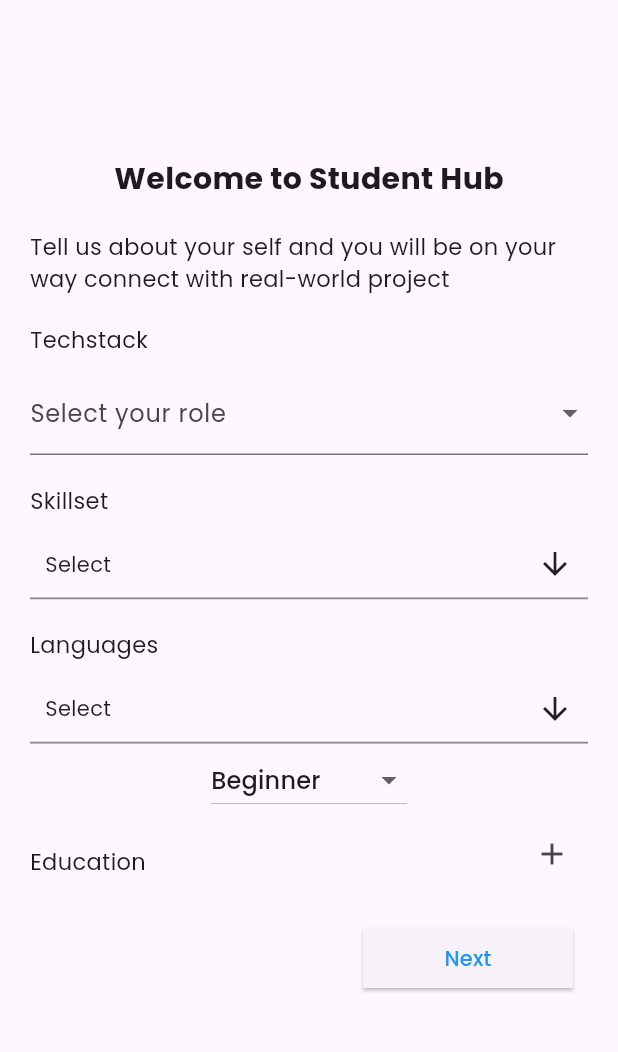
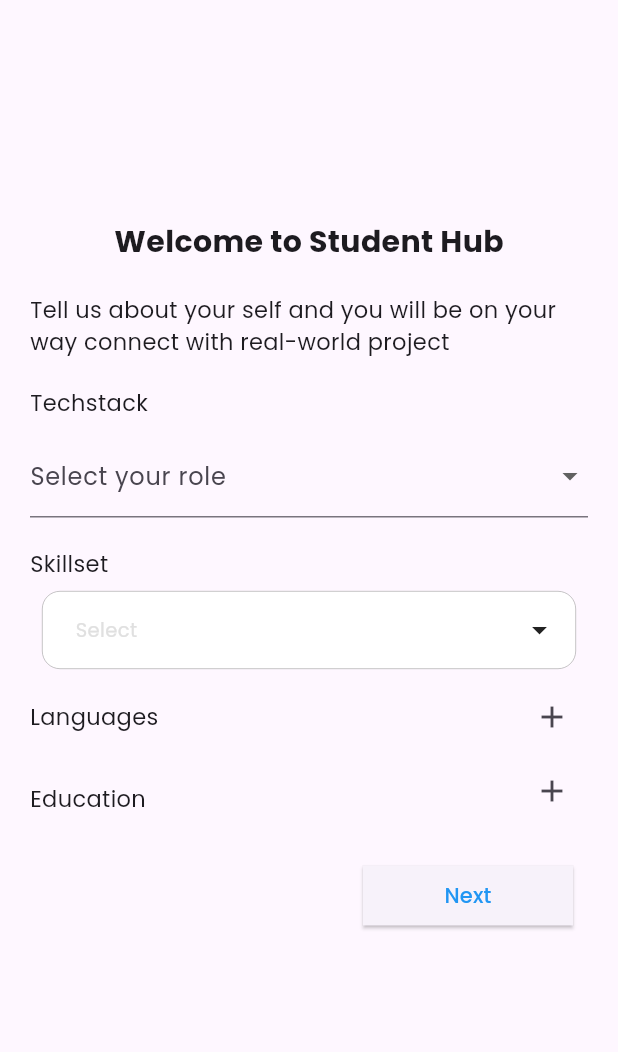
Before and after one commit to vinhhien1012001/Mobile_FinalProject, a Flutter app: the StudentProfileInputPage screen opened directly, on a phone screen of 412 x 824 dp, the part 84-1136 px from its top. Run offline on Flutter 3.47's test engine with Material 3 defaults, Android fonts, the phone set to English and light mode, and no system bars; drawn by our look-alikes of multi_dropdown, multi_select_flutter; our stand-ins replace equatable, flutter_secure_storage, freezed_annotation, hooks_riverpod, riverpod_annotation; accounts and stored records are empty; generated files the repository leaves out were written again; network calls fail.

Commit message:
feat: profile input for student

```diff
--- a/lib/pages/profile_pages/student_profile_input.dart
+++ b/lib/pages/profile_pages/student_profile_input.dart
@@ -1,7 +1,7 @@
 import 'package:final_project_mobile/pages/profile_pages/student_profile_experiences.dart';
 import 'package:final_project_mobile/pages/switch_account.dart';
+import 'package:final_project_mobile/widgets/custom_multiselect.dart';
 import 'package:flutter/material.dart';
-import 'package:multi_select_flutter/multi_select_flutter.dart';
 
 class Skill {
   final int id;
@@ -27,8 +27,6 @@ class _EducationInputState extends State<EducationInput> {
   final _formKey = GlobalKey<FormState>();
   String _schoolType = 'Primary';
   String _schoolName = '';
-  final String _studyTime = '';
-
   int currentYear = DateTime.now().year;
   List<int> yearList = [];
 
@@ -44,16 +42,24 @@ class _EducationInputState extends State<EducationInput> {
     showDialog(
       context: context,
       builder: (context) {
+        return StatefulBuilder(
+          builder: (BuildContext context, StateSetter setState) {
             return AlertDialog(
+              contentPadding: const EdgeInsets.all(16),
               title: const Text('Add School'),
-          content: Form(
+              content: SizedBox(
+                width: MediaQuery.of(context).size.width * 0.9,
+                height: MediaQuery.of(context).size.height * 0.3,
+                child: Form(
                   key: _formKey,
                   child: Column(
                     children: [
                       DropdownButton<String>(
                         value: _schoolType,
                         onChanged: (String? newValue) {
+                          setState(() {
                             _schoolType = newValue!;
+                          });
                         },
                         items: _schoolTypes
                             .map<DropdownMenuItem<String>>((String value) {
@@ -64,7 +70,11 @@ class _EducationInputState extends State<EducationInput> {
                         }).toList(),
                       ),
                       TextFormField(
-                  onChanged: (value) => _schoolName = value,
+                        onChanged: (value) {
+                          setState(() {
+                            _schoolName = value;
+                          });
+                        },
                         decoration: const InputDecoration(
                           labelText: 'School Name',
                         ),
@@ -85,9 +95,14 @@ class _EducationInputState extends State<EducationInput> {
                             child: DropdownButton<int>(
                               value: startYear,
                               onChanged: (int? newValue) {
-                          startYear = newValue!;
+                                if (newValue! <= endYear) {
+                                  setState(() {
+                                    startYear = newValue;
+                                  });
+                                }
                               },
-                        items: yearList.map<DropdownMenuItem<int>>((int value) {
+                              items: yearList
+                                  .map<DropdownMenuItem<int>>((int value) {
                                 return DropdownMenuItem<int>(
                                   value: value,
                                   child: Text(value.toString()),
@@ -113,12 +128,14 @@ class _EducationInputState extends State<EducationInput> {
                             child: DropdownButton<int>(
                               value: endYear,
                               onChanged: (int? newValue) {
-                          endYear = newValue!;
+                                if (newValue! >= startYear) {
                                   setState(() {
                                     endYear = newValue;
                                   });
+                                }
                               },
-                        items: yearList.map<DropdownMenuItem<int>>((int value) {
+                              items: yearList
+                                  .map<DropdownMenuItem<int>>((int value) {
                                 return DropdownMenuItem<int>(
                                   value: value,
                                   child: Text(value.toString()),
@@ -128,26 +145,15 @@ class _EducationInputState extends State<EducationInput> {
                           ),
                         ],
                       ),
-                // DropdownButton<int>(
-                //   value: endYear,
-                //   onChanged: (int? newValue) {
-                //     endYear = newValue!;
-                //   },
-                //   items: yearList.map<DropdownMenuItem<int>>((int value) {
-                //     return DropdownMenuItem<int>(
-                //       value: value,
-                //       child: Text(value.toString()),
-                //     );
-                //   }).toList(),
-                // ),
                     ],
+                  ),
                 ),
               ),
               actions: [
                 TextButton(
                   onPressed: () {
                     if (_formKey.currentState!.validate()) {
-                  setState(() {
+                      this.setState(() {
                         _schools.add({
                           'type': _schoolType,
                           'name': _schoolName,
@@ -160,6 +166,8 @@ class _EducationInputState extends State<EducationInput> {
                   child: const Text('Save'),
                 ),
               ],
+            );
+          },
         );
       },
     );
@@ -206,45 +214,15 @@ class _EducationInputState extends State<EducationInput> {
   }
 }
 
-void main() {
-  runApp(const StudentProfileInputPage());
+class LanguageInput extends StatefulWidget {
+  const LanguageInput({super.key});
+
+  @override
+  _LanguageInputState createState() => _LanguageInputState();
 }
 
-class StudentProfileInputPage extends StatefulWidget {
-  const StudentProfileInputPage({super.key});
-
-  @override
-  State<StudentProfileInputPage> createState() => StudentProfileInputState();
-}
-
-class StudentProfileInputState extends State<StudentProfileInputPage> {
-  static final List<Skill> _skills = [
-    Skill(id: 1, name: 'iOS Development'),
-    Skill(id: 2, name: 'C'),
-    Skill(id: 3, name: 'Java'),
-    Skill(id: 4, name: 'Kubernetes'),
-    Skill(id: 5, name: 'PostgreSQL'),
-    Skill(id: 6, name: 'Redis'),
-    Skill(id: 7, name: 'Android'),
-    Skill(id: 8, name: 'Node.js'),
-    Skill(id: 9, name: 'Objective-C'),
-    Skill(id: 10, name: 'React Native'),
-    Skill(id: 11, name: 'Microservices'),
-    Skill(id: 12, name: 'Socket.io'),
-    Skill(id: 13, name: 'AWS'),
-    Skill(id: 14, name: 'React'),
-    Skill(id: 15, name: 'Git'),
-    Skill(id: 16, name: 'WebScrape'),
-    // Add all your skills here
-  ];
-
-  final _items = _skills
-      .map((skill) => MultiSelectItem<Skill>(skill, skill.name))
-      .toList();
-
-  List<Skill> _selectedSkills = [];
-  final _multiSelectKey = GlobalKey<FormFieldState>();
-
+class _LanguageInputState extends State<LanguageInput> {
+  final _languageLevels = ['Beginner', 'Intermediate', 'Advanced', 'Native'];
   final _languages = [
     'English',
     'Spanish',
@@ -264,11 +242,171 @@ class StudentProfileInputState extends State<StudentProfileInputPage> {
     'Danish',
     'Vietnamese',
     // Add all your languages here
-  ].map((language) => MultiSelectItem<String>(language, language)).toList();
+  ];
+  String _languageLevel = 'Beginner';
+  String _language = 'Vietnamese';
+  final _selectedLanguages = <Map<String, String>>[];
+  final _formKey = GlobalKey<FormState>();
 
-  List<String> _selectedLanguages = [];
-  String _selectedProficiency = 'Beginner';
+  // void _addLanguage() {}
 
+  void _addLanguage() {
+    showDialog(
+      context: context,
+      builder: (context) {
+        return StatefulBuilder(
+          builder: (BuildContext context, StateSetter setState) {
+            return AlertDialog(
+              contentPadding: const EdgeInsets.all(16),
+              title: const Text('Add Language'),
+              content: SizedBox(
+                width: MediaQuery.of(context).size.width * 0.9,
+                height: MediaQuery.of(context).size.height * 0.3,
+                child: Form(
+                  key: _formKey,
+                  child: Column(
+                    children: [
+                      Column(
+                        children: [
+                          const Padding(
+                            padding:
+                                EdgeInsets.only(bottom: 10, top: 5, right: 15),
+                            child: Align(
+                              alignment: Alignment.centerLeft,
+                              child: Text(
+                                'Language:',
+                                style: TextStyle(
+                                    fontSize: 17, fontWeight: FontWeight.w500),
+                              ),
+                            ),
+                          ),
+                          DropdownButton<String>(
+                            value: _language,
+                            onChanged: (String? newValue) {
+                              setState(() {
+                                _language = newValue!;
+                              });
+                            },
+                            items: _languages
+                                .map<DropdownMenuItem<String>>((String value) {
+                              return DropdownMenuItem<String>(
+                                value: value,
+                                child: Text(value),
+                              );
+                            }).toList(),
+                          ),
+                        ],
+                      ),
+                      Column(
+                        children: [
+                          const Padding(
+                            padding:
+                                EdgeInsets.only(bottom: 10, top: 5, right: 15),
+                            child: Align(
+                              alignment: Alignment.centerLeft,
+                              child: Text(
+                                'Level:',
+                                style: TextStyle(
+                                    fontSize: 17, fontWeight: FontWeight.w500),
+                              ),
+                            ),
+                          ),
+                          DropdownButton<String>(
+                            value: _languageLevel,
+                            onChanged: (String? newValue) {
+                              setState(() {
+                                _languageLevel = newValue!;
+                              });
+                            },
+                            items: _languageLevels
+                                .map<DropdownMenuItem<String>>((String value) {
+                              return DropdownMenuItem<String>(
+                                value: value,
+                                child: Text(value),
+                              );
+                            }).toList(),
+                          ),
+                        ],
+                      ),
+                    ],
+                  ),
+                ),
+              ),
+              actions: [
+                TextButton(
+                  onPressed: () {
+                    if (_formKey.currentState!.validate()) {
+                      this.setState(() {
+                        _selectedLanguages.add({
+                          'level': _languageLevel,
+                          'name': _language,
+                        });
+                      });
+                      Navigator.of(context).pop();
+                    }
+                  },
+                  child: const Text('Save'),
+                ),
+              ],
+            );
+          },
+        );
+      },
+    );
+  }
+
+  @override
+  Widget build(BuildContext context) {
+    return Column(
+      children: [
+        Row(
+          mainAxisAlignment: MainAxisAlignment.spaceBetween,
+          children: [
+            const Padding(
+              padding: EdgeInsets.only(bottom: 0, top: 0),
+              child: Align(
+                alignment: Alignment.centerLeft,
+                child: Text(
+                  'Languages',
+                  style: TextStyle(
+                    fontSize: 15,
+                  ),
+                ),
+              ),
+            ),
+            IconButton(
+              onPressed: _addLanguage,
+              icon: const Icon(Icons.add_outlined),
+            ),
+          ],
+        ),
+        ListView.builder(
+          shrinkWrap: true,
+          itemCount: _selectedLanguages.length,
+          itemBuilder: (context, index) {
+            return ListTile(
+              title: Text(_selectedLanguages[index]['name']!),
+              subtitle: Text('${_selectedLanguages[index]['level']}'),
+            );
+          },
+        ),
+      ],
+    );
+  }
+}
+
+void main() {
+  runApp(const StudentProfileInputPage());
+}
+
+class StudentProfileInputPage extends StatefulWidget {
+  const StudentProfileInputPage({super.key});
+
+  @override
+  State<StudentProfileInputPage> createState() => StudentProfileInputState();
+}
+
+class StudentProfileInputState extends State<StudentProfileInputPage> {
   AppBar appBar(BuildContext context) {
     return AppBar(
       title: const Text('StudentHub'),
@@ -373,10 +511,10 @@ class StudentProfileInputState extends State<StudentProfileInputPage> {
                   ),
 
                   // Skillset
-                  Column(
+                  const Column(
                     children: [
-                      const Padding(
-                        padding: EdgeInsets.only(bottom: 10, top: 20),
+                      Padding(
+                        padding: EdgeInsets.only(bottom: 0, top: 20),
                         child: Align(
                           alignment: Alignment.centerLeft,
                           child: Text(
@@ -387,80 +525,12 @@ class StudentProfileInputState extends State<StudentProfileInputPage> {
                           ),
                         ),
                       ),
-                      MultiSelectDialogField(
-                        key: _multiSelectKey,
-                        onConfirm: (val) {
-                          _selectedSkills = val;
-                        },
-                        items: _items,
-                        initialValue: _selectedSkills,
-                        searchable: true,
-                        chipDisplay: MultiSelectChipDisplay<Skill>(
-                          onTap: (value) {
-                            setState(() {
-                              _selectedSkills.remove(value);
-                              _multiSelectKey.currentState
-                                  ?.didChange(_selectedSkills);
-                            });
-                          },
-                        ),
-                      )
+                      MutiselectDropdown()
                     ],
                   ),
 
                   // Languages
-                  Column(
-                    children: [
-                      const Padding(
-                        padding: EdgeInsets.only(bottom: 10, top: 20),
-                        child: Align(
-                          alignment: Alignment.centerLeft,
-                          child: Text(
-                            'Languages',
-                            style: TextStyle(
-                              fontSize: 15,
-                            ),
-                          ),
-                        ),
-                      ),
-                      MultiSelectDialogField<String>(
-                        onConfirm: (values) {
-                          setState(() {
-                            _selectedLanguages = values;
-                          });
-                        },
-                        items: _languages,
-                        initialValue: _selectedLanguages,
-                        searchable: true,
-                        chipDisplay: MultiSelectChipDisplay<String>(
-                          onTap: (value) {
-                            setState(() {
-                              _selectedLanguages.remove(value);
-                            });
-                          },
-                        ),
-                      ),
-                      DropdownButton<String>(
-                        value: _selectedProficiency,
-                        onChanged: (String? newValue) {
-                          setState(() {
-                            _selectedProficiency = newValue!;
-                          });
-                        },
-                        items: <String>[
-                          'Beginner',
-                          'Intermediate',
-                          'Advanced',
-                          'Native'
-                        ].map<DropdownMenuItem<String>>((String value) {
-                          return DropdownMenuItem<String>(
-                            value: value,
-                            child: Text(value),
-                          );
-                        }).toList(),
-                      ),
-                    ],
-                  ),
+                  const LanguageInput(),
 
                   // Education part
                   const EducationInput(),
--- /dev/null
+++ b/lib/widgets/custom_multiselect.dart
@@ -0,0 +1,128 @@
+import 'package:flutter/material.dart';
+import 'package:multi_dropdown/multiselect_dropdown.dart';
+
+class MutiselectDropdown extends StatefulWidget {
+  const MutiselectDropdown({super.key});
+
+  @override
+  State<MutiselectDropdown> createState() => _MutiselectDropdownState();
+
+  static const _headerStyle = TextStyle(
+    fontSize: 12,
+    color: Colors.blue,
+  );
+}
+
+class Skill {
+  final String name;
+  final int id;
+
+  Skill({required this.name, required this.id});
+
+  @override
+  String toString() {
+    return 'Skill(name: $name, id: $id)';
+  }
+}
+
+class _MutiselectDropdownState extends State<MutiselectDropdown> {
+  final MultiSelectController<Skill> _controller = MultiSelectController();
+
+  final List<ValueItem> _selectedOptions = [];
+
+  @override
+  Widget build(BuildContext context) {
+    return Padding(
+      padding: const EdgeInsets.all(8),
+      child: SingleChildScrollView(
+        child: Column(
+          crossAxisAlignment: CrossAxisAlignment.start,
+          children: [
+            MultiSelectDropDown<Skill>(
+              controller: _controller,
+              clearIcon: const Icon(Icons.reddit),
+              onOptionSelected: (options) {},
+              options: [
+                Skill(id: 1, name: 'iOS Development'),
+                Skill(id: 2, name: 'C'),
+                Skill(id: 3, name: 'Java'),
+                Skill(id: 4, name: 'Kubernetes'),
+                Skill(id: 5, name: 'PostgreSQL'),
+                Skill(id: 6, name: 'Redis'),
+                Skill(id: 7, name: 'Android'),
+                Skill(id: 8, name: 'Node.js'),
+                Skill(id: 9, name: 'Objective-C'),
+                Skill(id: 10, name: 'React Native'),
+                Skill(id: 11, name: 'Microservices'),
+                Skill(id: 12, name: 'Socket.io'),
+                Skill(id: 13, name: 'AWS'),
+                Skill(id: 14, name: 'React'),
+                Skill(id: 15, name: 'Git'),
+                Skill(id: 16, name: 'WebScrape'),
+              ]
+                  .map((skill) => ValueItem(label: skill.name, value: skill))
+                  .toList(),
+              // maxItems: 4,
+              singleSelectItemStyle:
+                  const TextStyle(fontSize: 16, fontWeight: FontWeight.bold),
+              chipConfig: const ChipConfig(
+                  wrapType: WrapType.wrap, backgroundColor: Colors.blue),
+              optionTextStyle: const TextStyle(fontSize: 16),
+              selectedOptionIcon: const Icon(
+                Icons.check_circle,
+                color: Colors.pink,
+              ),
+              searchEnabled: true,
+              selectedOptionBackgroundColor: Colors.grey.shade300,
+              selectedOptionTextColor: Colors.blue,
+              dropdownMargin: 2,
+              onOptionRemoved: (index, option) {},
+              optionBuilder: (context, valueItem, isSelected) {
+                return ListTile(
+                  title: Text(valueItem.value!.name),
+                  // subtitle: Text(valueItem.value.toString()),
+                  trailing: isSelected
+                      ? const Icon(Icons.check_circle)
+                      : const Icon(Icons.radio_button_unchecked),
+                );
+              },
+            ),
+            // Wrap(
+            //   children: [
+            //     ElevatedButton(
+            //       onPressed: () {
+            //         _controller.clearAllSelection();
+            //         setState(() {
+            //           _selectedOptions.clear();
+            //         });
+            //       },
+            //       child: const Text('CLEAR'),
+            //     ),
+            //     const SizedBox(
+            //       width: 8,
+            //     ),
+            //     ElevatedButton(
+            //       onPressed: () {
+            //         setState(() {
+            //           _selectedOptions.clear();
+            //           _selectedOptions.addAll(_controller.selectedOptions);
+            //         });
+            //       },
+            //       child: const Text('Get Selected Options'),
+            //     ),
+            //   ],
+            // ),
+
+            // Text(
+            //   'Selected Options: $_selectedOptions',
+            //   style: const TextStyle(
+            //     fontSize: 16,
+            //     fontWeight: FontWeight.bold,
+            //   ),
+            // ),
+          ],
+        ),
+      ),
+    );
+  }
+}
```
Also changed, not shown: lib/pages/profile_pages/student_profile_experiences.dart (+9 -77 lines), lib/src/models/user_profile.dart (+8 -0 lines), pubspec.yaml (+4 -3 lines), pubspec.lock. Lines whose indentation alone changed are shown as unchanged.
